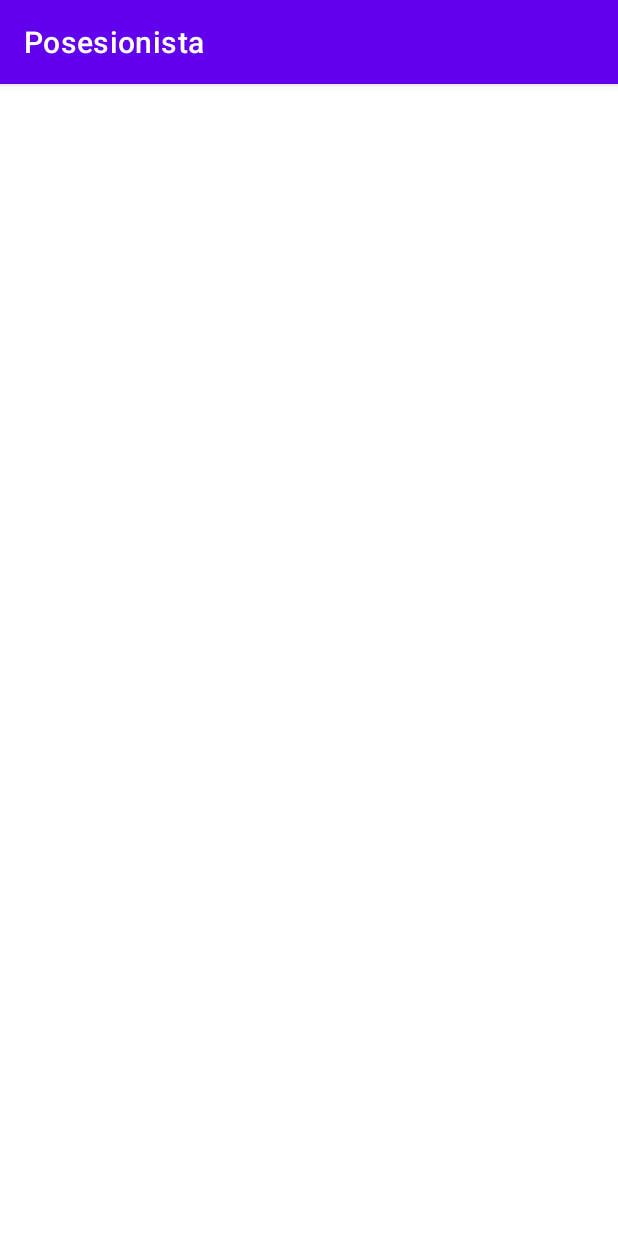
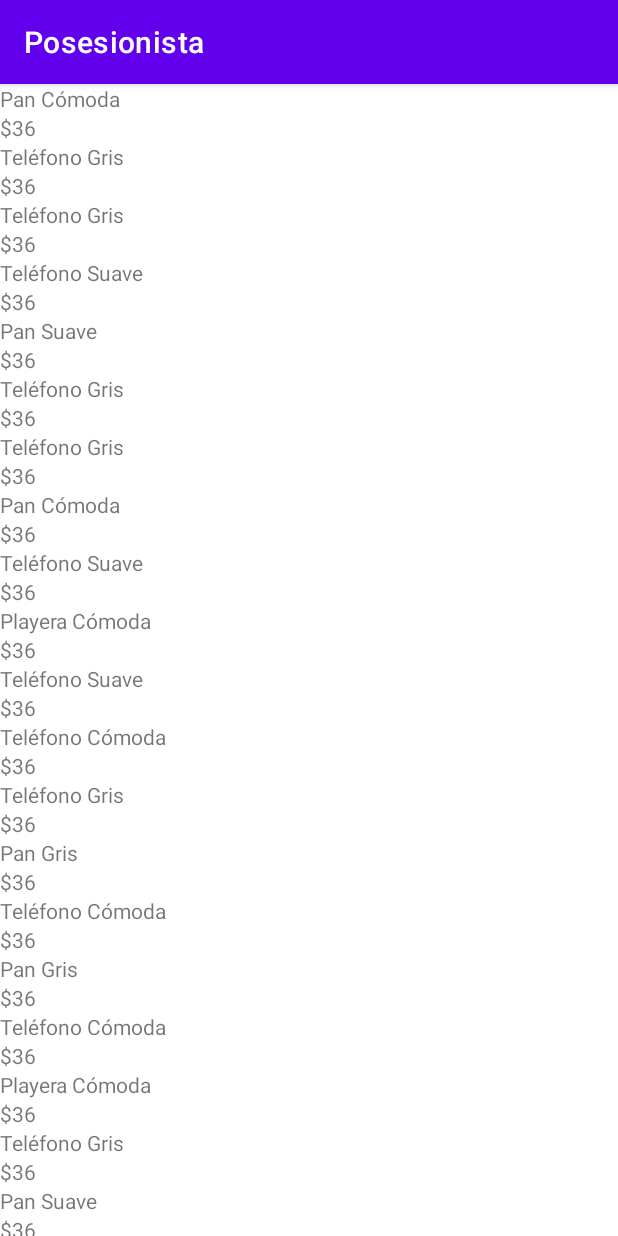
Before and after one commit to RaulGonzalezPortillo/Aplicaciones-moviles, an Android app: the screen it shows after launch (MainActivity), on a phone screen of 412 x 824 dp. Run offline under Robolectric (Android 15) with nearby library versions, the light colour scheme and no system bars.

Commit message:
Posesionista ahora permite modificar el contenido de los elementos en la lista

```diff
--- a/4.-Posesionista/app/build.gradle
+++ b/4.-Posesionista/app/build.gradle
@@ -38,6 +38,7 @@ dependencies {
     implementation 'com.google.android.material:material:1.4.0'
     implementation 'androidx.constraintlayout:constraintlayout:2.1.0'
     implementation 'androidx.lifecycle:lifecycle-viewmodel-ktx:2.3.1'
+    implementation 'androidx.recyclerview:recyclerview:1.1.0'
     testImplementation 'junit:junit:4.+'
     androidTestImplementation 'androidx.test.ext:junit:1.1.3'
     androidTestImplementation 'androidx.test.espresso:espresso-core:3.4.0'
--- a/4.-Posesionista/app/src/main/java/com/example/posesionista/Cosa.kt
+++ b/4.-Posesionista/app/src/main/java/com/example/posesionista/Cosa.kt
@@ -1,10 +1,41 @@
 package com.example.posesionista
 
+import android.os.Parcel
+import android.os.Parcelable
 import java.util.*
 
-data class Cosa (var nombre: String = "",
-                 var precio: Int = 0,
-                 val numeroSerie: UUID = UUID.randomUUID(),
-                 val fecha: Date = Date()) {
+class Cosa(): Parcelable {
+    var nombre: String = ""
+    var precio: Int = 0
+    //Tomamos los primeros 6 caracteres de un UUID aleatorio
+    var numeroSerie: String = UUID.randomUUID().toString().substring(0, 6)
+    var fecha: Date = Date()
 
+    constructor(parcel: Parcel): this() {
+        nombre = parcel.readString().toString()
+        precio = parcel.readInt()
+        numeroSerie = parcel.readString().toString()
+        fecha = parcel.readSerializable() as Date
+    }
+
+    override fun describeContents(): Int {
+        return 0
+    }
+
+    override fun writeToParcel(dest: Parcel, flags: Int) {
+        dest.writeString(nombre)
+        dest.writeInt(precio)
+        dest.writeString(numeroSerie)
+        dest.writeSerializable(fecha)
+    }
+
+    companion object CREATOR: Parcelable.Creator<Cosa> {
+        override fun createFromParcel(source: Parcel): Cosa {
+            return Cosa(source)
+        }
+
+        override fun newArray(size: Int): Array<Cosa?> {
+            return arrayOfNulls(size)
+        }
+    }
 }
--- a/4.-Posesionista/app/src/main/java/com/example/posesionista/MainActivity.kt
+++ b/4.-Posesionista/app/src/main/java/com/example/posesionista/MainActivity.kt
@@ -2,8 +2,12 @@ package com.example.posesionista
 
 import androidx.appcompat.app.AppCompatActivity
 import android.os.Bundle
+import android.util.Log
 
-class MainActivity : AppCompatActivity() {
+private const val TAG = "MainActivity"
+
+//Especificamos que vamos a implementar la interfaz de tabla de cosas
+class MainActivity : AppCompatActivity(), TablaCosasFragment.InterfazTablaCosas {
     override fun onCreate(savedInstanceState: Bundle?) {
         super.onCreate(savedInstanceState)
         setContentView(R.layout.activity_main)
@@ -17,4 +21,15 @@ class MainActivity : AppCompatActivity() {
                 .commit()
         }
     }
+
+    //Implementamos onCosaSeleccionada
+    override fun onCosaSeleccionada(cosa: Cosa) {
+        Log.d(TAG, "MainActivity recibió la cosa: ${cosa.nombre} con UUID: ${cosa.numeroSerie}")
+        val fragmento = CosaFragment.nuevaInstancia(cosa)
+        supportFragmentManager
+            .beginTransaction()
+            .replace(R.id.fragment_container, fragmento)
+            .addToBackStack(null)
+            .commit()
+    }
 }
--- a/4.-Posesionista/app/src/main/java/com/example/posesionista/TablaCosasFragment.kt
+++ b/4.-Posesionista/app/src/main/java/com/example/posesionista/TablaCosasFragment.kt
@@ -1,13 +1,45 @@
 package com.example.posesionista
 
+import android.annotation.SuppressLint
+import android.content.Context
 import android.os.Bundle
 import android.util.Log
+import android.view.LayoutInflater
+import android.view.View
+import android.view.ViewGroup
+import android.widget.TextView
 import androidx.fragment.app.Fragment
 import androidx.lifecycle.ViewModelProvider
+import androidx.recyclerview.widget.LinearLayoutManager
+import androidx.recyclerview.widget.RecyclerView
 
 private const val TAG = "TablaCosasFragment"
 
 class TablaCosasFragment: Fragment() {
+    private lateinit var cosaRecyclerView: RecyclerView
+    private var adaptador: CosaAdapter? = null
+    private var callbackInterfaz: InterfazTablaCosas? = null
+
+    interface InterfazTablaCosas {
+        fun onCosaSeleccionada(cosa: Cosa)
+    }
+
+    override fun onAttach(context: Context) {
+        super.onAttach(context)
+        callbackInterfaz = context as InterfazTablaCosas
+    }
+
+    override fun onDetach() {
+        super.onDetach()
+        callbackInterfaz = null
+    }
+
+    private fun actualizarUI() {
+        val inventario = tablaCosasViewModel.inventario
+        adaptador = CosaAdapter(inventario)
+        cosaRecyclerView.adapter = adaptador
+    }
+
     private val tablaCosasViewModel: TablaCosasViewModel by lazy {
         ViewModelProvider(this).get(TablaCosasViewModel::class.java)
     }
@@ -22,4 +54,51 @@ class TablaCosasFragment: Fragment() {
             return TablaCosasFragment()
         }
     }
+
+    override fun onCreateView(
+        inflater: LayoutInflater,
+        container: ViewGroup?,
+        savedInstanceState: Bundle?
+    ): View? {
+        val vista = inflater.inflate(R.layout.lista_cosas_fragment, container, false)
+        cosaRecyclerView = vista.findViewById(R.id.cosa_recycler_view) as RecyclerView
+        cosaRecyclerView.layoutManager = LinearLayoutManager(context)
+        actualizarUI()
+        return vista
+    }
+
+    private inner class CosaHolder(vista: View): RecyclerView.ViewHolder(vista), View.OnClickListener {
+        private val nombreTextView: TextView = itemView.findViewById(R.id.label_nombre)
+        private val precioTextView: TextView = itemView.findViewById(R.id.label_precio)
+        private lateinit var cosa: Cosa
+        @SuppressLint("SetTextI18n")
+        fun binding(cosa:Cosa) {
+            this.cosa = cosa
+            nombreTextView.text = cosa.nombre
+            precioTextView.text = "$" + cosa.precio.toString()
+        }
+        init {
+            itemView.setOnClickListener(this)
+        }
+
+        override fun onClick(p0: View?) {
+            callbackInterfaz?.onCosaSeleccionada(cosa)
+        }
+    }
+
+    private inner class CosaAdapter(var inventario: List<Cosa>): RecyclerView.Adapter<CosaHolder>() {
+        override fun onCreateViewHolder(parent: ViewGroup, viewType: Int): CosaHolder {
+            val holder = layoutInflater.inflate(R.layout.cosa_layout, parent, false)
+            return CosaHolder(holder)
+        }
+
+        override fun getItemCount(): Int {
+            return inventario.size
+        }
+
+        override fun onBindViewHolder(holder: CosaHolder, position: Int) {
+            val cosa = inventario[position]
+            holder.binding(cosa)
+        }
+    }
 }
--- a/4.-Posesionista/app/src/main/java/com/example/posesionista/TablaCosasViewModel.kt
+++ b/4.-Posesionista/app/src/main/java/com/example/posesionista/TablaCosasViewModel.kt
@@ -7,8 +7,8 @@ class TablaCosasViewModel: ViewModel() {
     //Declaramos el inventario
     val inventario = mutableListOf<Cosa>()
     //Y una lista con nombres y adjetivos
-    val nombres = arrayOf("Teléfono", "Pan", "Playera")
-    val adjetivos = arrayOf("Gris", "Suave", "Cómoda")
+    private val nombres = arrayOf("Teléfono", "Pan", "Playera")
+    private val adjetivos = arrayOf("Gris", "Suave", "Cómoda")
     init {
         for(i in 0 until 100) {
             val cosa = Cosa()
--- /dev/null
+++ b/4.-Posesionista/app/src/main/res/layout/cosa_layout.xml
@@ -0,0 +1,18 @@
+<?xml version="1.0" encoding="utf-8"?>
+<LinearLayout xmlns:android="http://schemas.android.com/apk/res/android"
+    android:orientation="vertical"
+    android:layout_width="match_parent"
+    android:layout_height="wrap_content">
+
+    <TextView
+        android:id="@+id/label_nombre"
+        android:layout_width="match_parent"
+        android:layout_height="wrap_content"
+        android:text="@string/label_nombre" />
+
+    <TextView
+        android:id="@+id/label_precio"
+        android:layout_width="match_parent"
+        android:layout_height="wrap_content"
+        android:text="@string/label_precio" />
+</LinearLayout>
--- /dev/null
+++ b/4.-Posesionista/app/src/main/res/layout/lista_cosas_fragment.xml
@@ -0,0 +1,7 @@
+<?xml version="1.0" encoding="utf-8"?>
+<androidx.recyclerview.widget.RecyclerView xmlns:android="http://schemas.android.com/apk/res/android"
+    android:id="@+id/cosa_recycler_view"
+    android:layout_width="match_parent"
+    android:layout_height="match_parent">
+
+</androidx.recyclerview.widget.RecyclerView>
--- a/4.-Posesionista/app/src/main/res/values/strings.xml
+++ b/4.-Posesionista/app/src/main/res/values/strings.xml
@@ -4,4 +4,6 @@
     <string name="labelPrecio">Precio</string>
     <string name="labelSerie">No. de serie</string>
     <string name="labelFecha">Fecha</string>
+    <string name="label_nombre">Nombre</string>
+    <string name="label_precio">Precio</string>
 </resources>
```
Also changed, not shown: 4.-Posesionista/app/src/main/java/com/example/posesionista/CosaFragment.kt (+59 -2 lines), 4.-Posesionista/app/src/main/res/layout/cosa_fragment.xml (+6 -6 lines).
